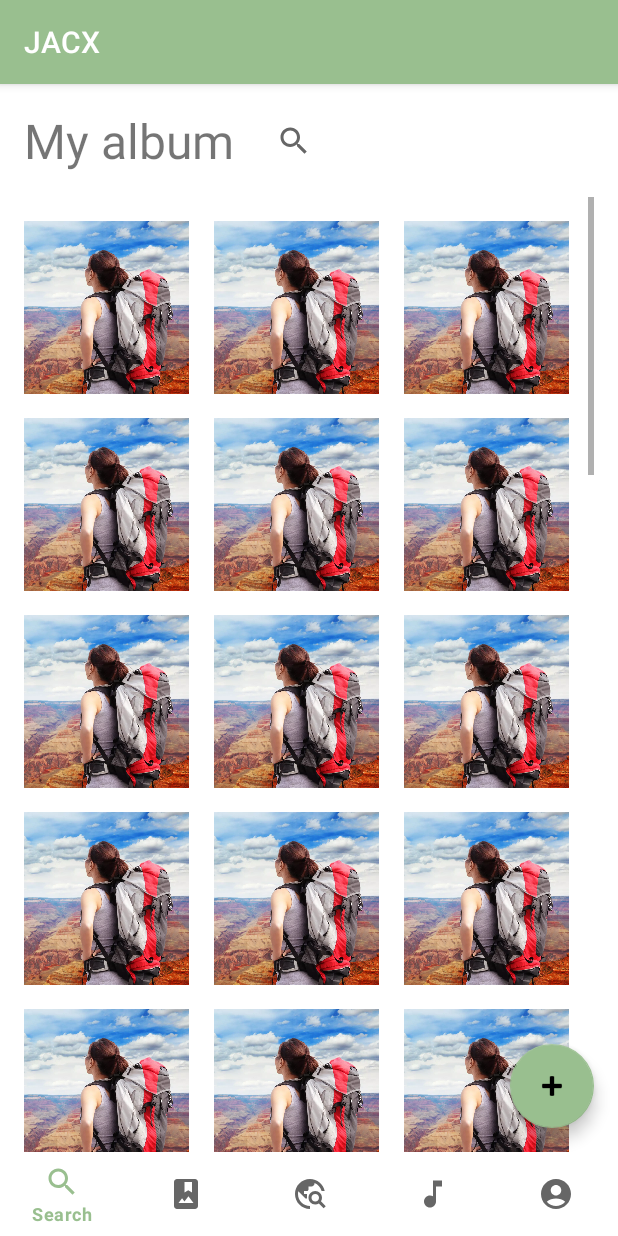
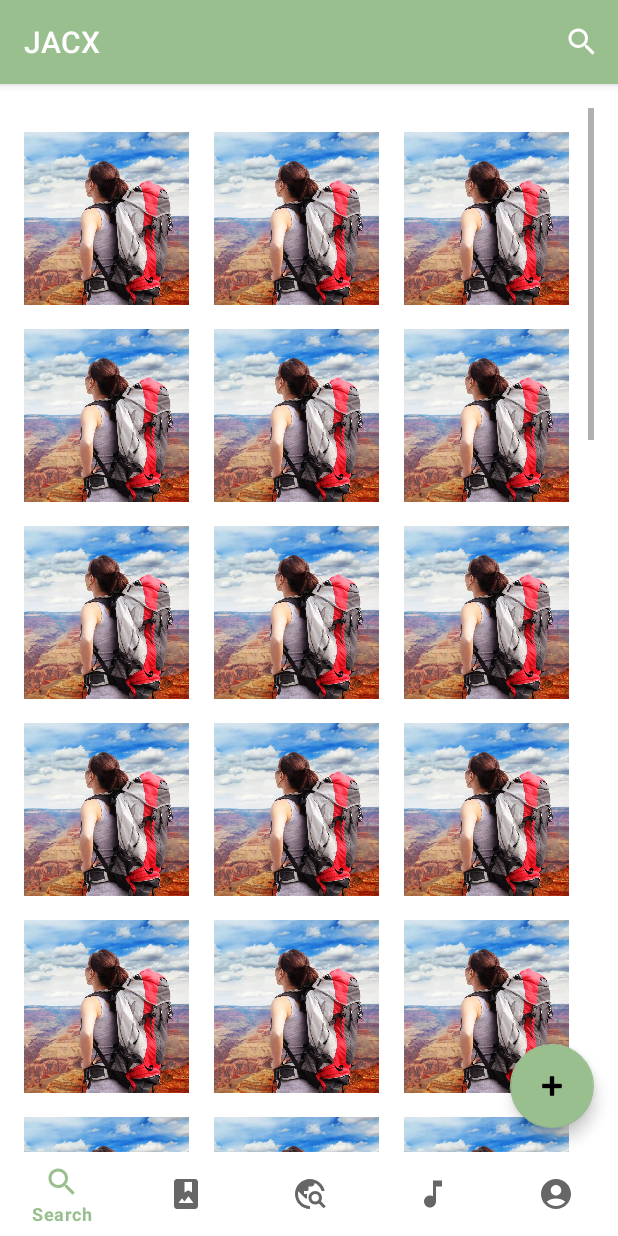
Before and after one commit to juan-fontenla/jacx, an Android app: the fragment AlbumFragment placed in its activity, on a phone screen of 412 x 824 dp. Run offline under Robolectric (Android 15) with nearby library versions, the phone set to English and light mode, and no system bars.

Commit message:
add search in topbar

```diff
--- a/app/src/main/java/com/apm/jacx/AlbumFragment.kt
+++ b/app/src/main/java/com/apm/jacx/AlbumFragment.kt
@@ -2,9 +2,7 @@
 
 import android.os.Bundle
 import android.util.Log
-import android.view.LayoutInflater
-import android.view.View
-import android.view.ViewGroup
+import android.view.*
 import android.widget.Toast
 import androidx.fragment.app.Fragment
 import androidx.recyclerview.widget.GridLayoutManager
@@ -35,6 +33,7 @@
             param1 = it.getString(ARG_PARAM1)
             param2 = it.getString(ARG_PARAM2)
         }
+        setHasOptionsMenu(true);
     }
 
     override fun onCreateView(
@@ -93,4 +92,9 @@
             Toast.makeText(context, "Añadir foto", Toast.LENGTH_SHORT).show();
         }
     }
+
+    override fun onCreateOptionsMenu(menu: Menu, inflater: MenuInflater) {
+        inflater.inflate(R.menu.menu_search_input, menu);
+        return super.onCreateOptionsMenu(menu, inflater)
+    }
 }
--- a/app/src/main/java/com/apm/jacx/TripsFragment.kt
+++ b/app/src/main/java/com/apm/jacx/TripsFragment.kt
@@ -3,10 +3,8 @@
 import android.content.Intent
 import android.os.Bundle
 import android.util.Log
+import android.view.*
 import androidx.fragment.app.Fragment
-import android.view.LayoutInflater
-import android.view.View
-import android.view.ViewGroup
 import android.widget.Toast
 import androidx.recyclerview.widget.RecyclerView
 import com.apm.jacx.adapter.ItemTripAdapter
@@ -34,6 +32,7 @@
             param1 = it.getString(ARG_PARAM1)
             param2 = it.getString(ARG_PARAM2)
         }
+        setHasOptionsMenu(true);
     }
 
     override fun onViewCreated(view: View, savedInstanceState: Bundle?) {
@@ -104,4 +103,9 @@
         // recyclerView.setHasFixedSize(true)
 
     }
+    override fun onCreateOptionsMenu(menu: Menu, inflater: MenuInflater) {
+        inflater.inflate(R.menu.menu_search_input, menu);
+        return super.onCreateOptionsMenu(menu, inflater)
+    }
+
 }
--- /dev/null
+++ b/app/src/main/res/drawable/search_icon.xml
@@ -0,0 +1,5 @@
+<vector android:height="24dp" android:tint="#FFFFFF"
+    android:viewportHeight="24" android:viewportWidth="24"
+    android:width="24dp" xmlns:android="http://schemas.android.com/apk/res/android">
+    <path android:fillColor="@android:color/white" android:pathData="M15.5,14h-0.79l-0.28,-0.27C15.41,12.59 16,11.11 16,9.5 16,5.91 13.09,3 9.5,3S3,5.91 3,9.5 5.91,16 9.5,16c1.61,0 3.09,-0.59 4.23,-1.57l0.27,0.28v0.79l5,4.99L20.49,19l-4.99,-5zM9.5,14C7.01,14 5,11.99 5,9.5S7.01,5 9.5,5 14,7.01 14,9.5 11.99,14 9.5,14z"/>
+</vector>
--- a/app/src/main/res/layout/fragment_album.xml
+++ b/app/src/main/res/layout/fragment_album.xml
@@ -8,27 +8,6 @@
     tools:context=".AlbumFragment">
 
     <!-- TODO: Update blank fragment layout -->
-    <TextView
-        android:id="@+id/textView2"
-        android:layout_width="wrap_content"
-        android:layout_height="wrap_content"
-        android:layout_marginStart="16dp"
-        android:layout_marginTop="16dp"
-        android:text="@string/my_album"
-        android:textSize="32sp"
-        app:layout_constraintStart_toStartOf="parent"
-        app:layout_constraintTop_toTopOf="parent" />
-
-    <SearchView
-        android:id="@+id/searchView"
-        android:layout_width="0dp"
-        android:layout_height="wrap_content"
-        android:layout_marginStart="16dp"
-        android:layout_marginEnd="16dp"
-        app:layout_constraintBottom_toBottomOf="@+id/textView2"
-        app:layout_constraintEnd_toEndOf="parent"
-        app:layout_constraintStart_toEndOf="@+id/textView2"
-        app:layout_constraintTop_toTopOf="@+id/textView2" />
 
     <com.google.android.material.floatingactionbutton.FloatingActionButton
         android:id="@+id/add_photo_button"
@@ -55,6 +34,6 @@
         app:layout_constraintBottom_toBottomOf="parent"
         app:layout_constraintEnd_toEndOf="parent"
         app:layout_constraintStart_toStartOf="parent"
-        app:layout_constraintTop_toBottomOf="@+id/textView2" />
+        app:layout_constraintTop_toTopOf="parent" />
 
 </androidx.constraintlayout.widget.ConstraintLayout>
--- /dev/null
+++ b/app/src/main/res/menu/menu_search_input.xml
@@ -0,0 +1,10 @@
+<?xml version="1.0" encoding="utf-8"?>
+<menu xmlns:android="http://schemas.android.com/apk/res/android"
+    xmlns:app="http://schemas.android.com/apk/res-auto">
+    <item
+        android:id="@+id/nav_search"
+        android:icon="@drawable/search_icon"
+        android:title="@string/search"
+        app:actionViewClass="android.widget.SearchView"
+        app:showAsAction="ifRoom|withText" />
+</menu>
```
Also changed, not shown: app/src/main/java/com/apm/jacx/ExploreFragment.kt (+7 -3 lines), app/src/main/java/com/apm/jacx/MusicFragment.kt (+7 -3 lines), app/src/main/res/layout/fragment_explore.xml (+0 -22 lines), app/src/main/res/layout/fragment_trips.xml (+1 -15 lines).
